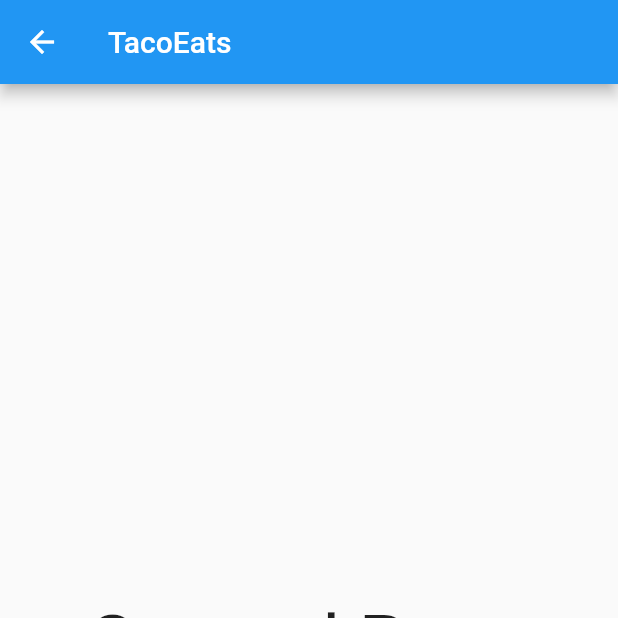
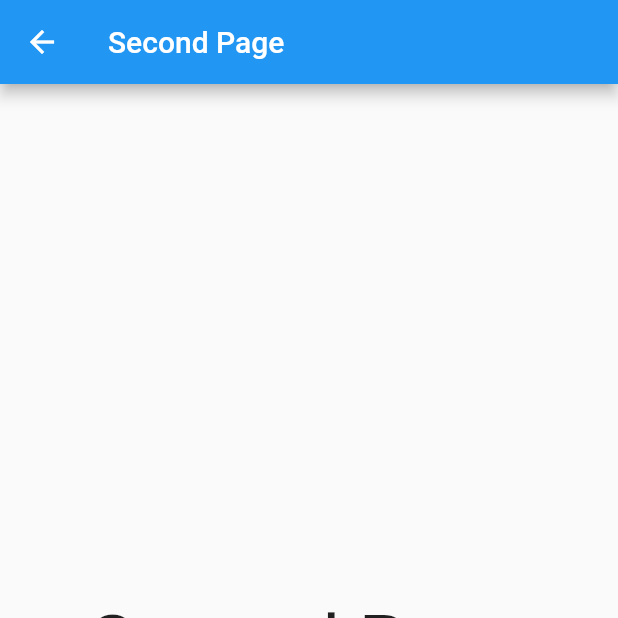
Before and after one commit to JakeSiewJK64/tacoeats, a Flutter app: the screen it shows after launch, after a tap on "Go to Second", on a phone screen of 412 x 824 dp, the top half of it. Run offline on Flutter 3.47's test engine with Material 2 defaults, Android fonts, the phone set to English and light mode, and no system bars; missing offline and left inert: dart:html.

Commit message:
updated bottom nav and added login

```diff
--- a/lib/Utilities/RouteGenerator.dart
+++ b/lib/Utilities/RouteGenerator.dart
@@ -1,6 +1,8 @@
 import 'package:flutter/material.dart';
 import 'package:tacoeats/ui/FirstPage/FirstPage.dart';
+import 'package:tacoeats/ui/Profile/Profile.dart';
 import 'package:tacoeats/ui/SecondPage/SecondPage.dart';
+import 'package:tacoeats/ui/shared/bottomNav.dart';
 
 class RouteGenerator {
   static Route<dynamic> generateRoute(RouteSettings settings) {
@@ -13,6 +15,8 @@ class RouteGenerator {
           return MaterialPageRoute(builder: (_) => SecondPage(data: args));
         }
         return _errorRoute();
+      case '/profile':
+        return MaterialPageRoute(builder: (_) => Profile());
       default:
         return _errorRoute();
     }
@@ -21,10 +25,13 @@ class RouteGenerator {
   static Route<dynamic> _errorRoute() {
     return MaterialPageRoute(builder: (_) {
       return Scaffold(
-        appBar: AppBar(title: const Text('Error')),
-        body: const Center(
-          child: Text('Error'),
+        body: Center(
+          child: Column(
+            mainAxisSize: MainAxisSize.min,
+            children: const <Widget>[Text('Error')],
+          ),
         ),
+        bottomNavigationBar: const BottomNavbar(),
       );
     });
   }
--- a/lib/main.dart
+++ b/lib/main.dart
@@ -1,5 +1,6 @@
 import 'package:flutter/material.dart';
 import 'package:tacoeats/Utilities/RouteGenerator.dart';
+import 'package:tacoeats/ui/shared/bottomNav.dart';
 
 void main() => runApp(MyApp());
 
@@ -11,6 +12,7 @@ class MyApp extends StatelessWidget {
       theme: ThemeData(
         primarySwatch: Colors.blue,
       ),
+      home: const BottomNavbar(),
       initialRoute: '/',
       onGenerateRoute: RouteGenerator.generateRoute,
     );
--- a/lib/ui/FirstPage/FirstPage.dart
+++ b/lib/ui/FirstPage/FirstPage.dart
@@ -1,5 +1,4 @@
 import 'package:flutter/material.dart';
-import '../shared/bottomNav.dart';
 
 class FirstPage extends StatefulWidget {
   const FirstPage({Key? key}) : super(key: key);
@@ -12,12 +11,9 @@ class _FirstPage extends State<FirstPage>
     with TickerProviderStateMixin<FirstPage> {
   @override
   Widget build(BuildContext context) {
-    return Scaffold(
-      appBar: AppBar(
-        title: const Text('TacoEats'),
-      ),
-      body: Center(
+    return Center(
       child: Column(
+        mainAxisSize: MainAxisSize.min,
         children: <Widget>[
           const Text(
             'First Page',
@@ -31,8 +27,6 @@ class _FirstPage extends State<FirstPage>
               child: const Text('Go to Second')),
         ],
       ),
-      ),
-      bottomNavigationBar: const BottomNavbar(),
     );
   }
 }
--- a/lib/ui/SecondPage/SecondPage.dart
+++ b/lib/ui/SecondPage/SecondPage.dart
@@ -11,7 +11,7 @@ class SecondPage extends StatelessWidget {
   @override
   Widget build(BuildContext context) {
     return Scaffold(
-      appBar: AppBar(title: Text("TacoEats")),
+      appBar: AppBar(title: const Text('Second Page')),
       body: Center(
         child: Column(
           mainAxisSize: MainAxisSize.min,
--- a/lib/ui/shared/bottomNav.dart
+++ b/lib/ui/shared/bottomNav.dart
@@ -1,6 +1,7 @@
-import 'dart:developer';
-
 import 'package:flutter/material.dart';
+import 'package:tacoeats/ui/FirstPage/FirstPage.dart';
+import 'package:tacoeats/ui/Login/Login.dart';
+import 'package:tacoeats/ui/SecondPage/SecondPage.dart';
 
 class BottomNavbar extends StatefulWidget {
   const BottomNavbar({Key? key}) : super(key: key);
@@ -9,9 +10,13 @@ class BottomNavbar extends StatefulWidget {
   State<StatefulWidget> createState() => _BottomNavbar();
 }
 
-class _BottomNavbar extends State<BottomNavbar>
-    with TickerProviderStateMixin<BottomNavbar> {
+class _BottomNavbar extends State<BottomNavbar> {
   int selectedIndex = 0;
+  List<Widget> widgetOptions = <Widget>[
+    const FirstPage(),
+    const SecondPage(data: 'welcome'),
+    const Login(),
+  ];
 
   final List<BottomNavigationBarItem> allDestination =
       <BottomNavigationBarItem>[
@@ -26,28 +31,19 @@ class _BottomNavbar extends State<BottomNavbar>
     setState(() {
       selectedIndex = index;
     });
-
-    switch (index) {
-      case 0:
-        Navigator.pushNamed(context, '/');
-        break;
-      case 1:
-        Navigator.pushNamed(context, '/second', arguments: 'welcome');
-        break;
-      case 2:
-        Navigator.pushNamed(context, '/second');
-        break;
-    }
   }
 
   @override
   Widget build(BuildContext context) {
-    return BottomNavigationBar(
-        selectedFontSize: 15,
-        unselectedFontSize: 10,
-        iconSize: 20,
-        items: allDestination,
-        onTap: onTap,
-        currentIndex: selectedIndex);
+    return Scaffold(
+      body: widgetOptions[selectedIndex],
+      bottomNavigationBar: BottomNavigationBar(
+          selectedFontSize: 15,
+          unselectedFontSize: 10,
+          iconSize: 20,
+          items: allDestination,
+          onTap: onTap,
+          currentIndex: selectedIndex),
+    );
   }
 }
```
Also changed, not shown: lib/ui/Login/Login.dart (+12 -9 lines), lib/ui/Profile/Profile.dart (added, +22 -0 lines). Lines whose indentation alone changed are shown as unchanged.
